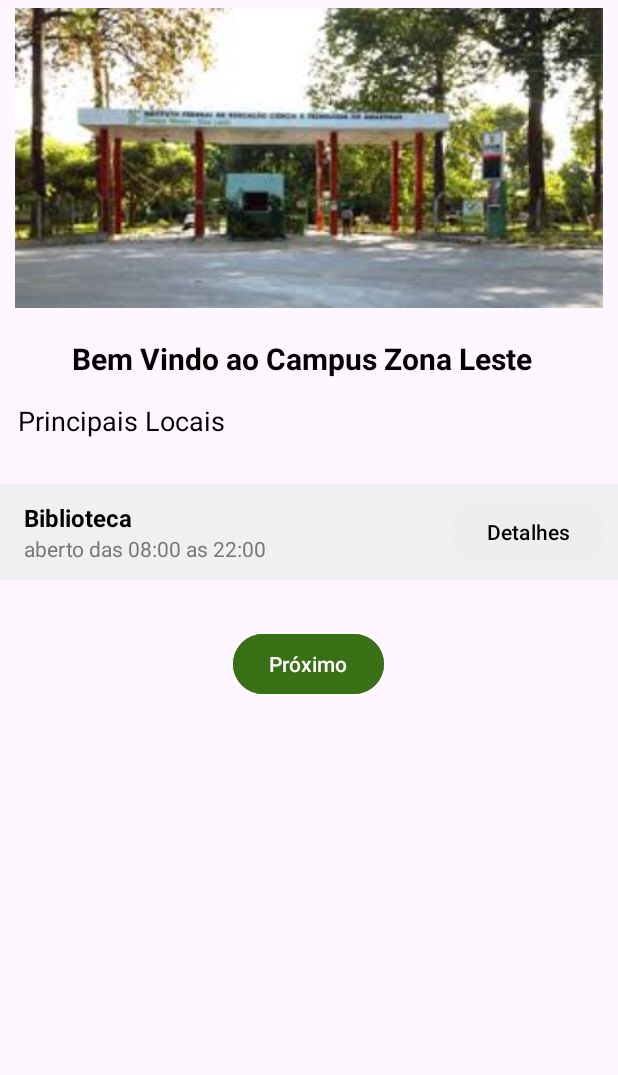
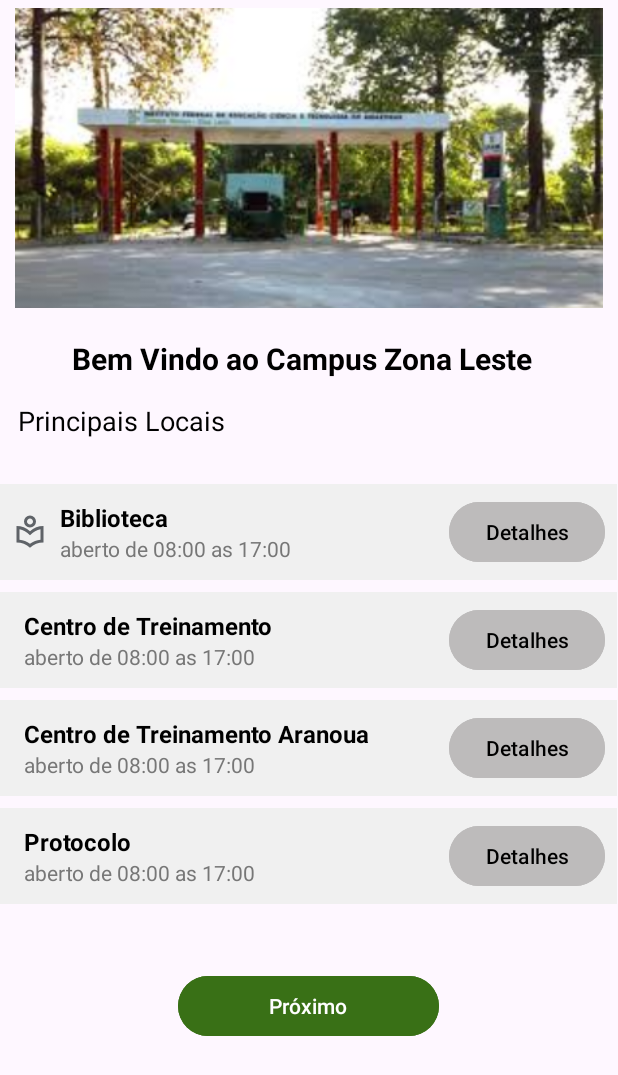
Before and after one commit to FabricioCoelho/Projeto_Mapa_IFAM, an Android app: the MainLocationsActivity screen opened directly, with no data from a screen before it, on a phone screen of 412 x 824 dp. Shown: the top 1075 px of the screen. Run offline under Robolectric (Android 15) with nearby library versions, the phone set to English and light mode, and no system bars.

Commit message:
Atualização com os outros elementos na tela de principais locais.

```diff
--- /dev/null
+++ b/app/src/main/res/drawable/local_library_24dp_5f6368_fill0_wght400_grad0_opsz24.xml
@@ -0,0 +1,9 @@
+<vector xmlns:android="http://schemas.android.com/apk/res/android"
+    android:width="24dp"
+    android:height="24dp"
+    android:viewportWidth="960"
+    android:viewportHeight="960">
+  <path
+      android:pathData="M480,900q-72,-68 -165,-104t-195,-36v-440q101,0 194,36.5T480,462q73,-69 166,-105.5T840,320v440q-103,0 -195.5,36T480,900ZM480,796q63,-47 134,-75t146,-37v-276q-73,13 -143.5,52.5T480,566q-66,-66 -136.5,-105.5T200,408v276q75,9 146,37t134,75ZM480,360q-66,0 -113,-47t-47,-113q0,-66 47,-113t113,-47q66,0 113,47t47,113q0,66 -47,113t-113,47ZM480,280q33,0 56.5,-23.5T560,200q0,-33 -23.5,-56.5T480,120q-33,0 -56.5,23.5T400,200q0,33 23.5,56.5T480,280ZM480,200ZM480,566Z"
+      android:fillColor="#5f6368"/>
+</vector>
--- a/app/src/main/res/layout/activity_main_principais_locais.xml
+++ b/app/src/main/res/layout/activity_main_principais_locais.xml
@@ -12,10 +12,10 @@
     android:padding="16dp"
     android:background="#F8F9FA">
 
+
+
+
     <!-- Imagem de Fundo -->
-
-    <!-- Subtítulo -->
-
     <ImageView
         android:id="@+id/iv_background"
         android:layout_width="match_parent"
@@ -31,7 +31,8 @@
         app:layout_constraintTop_toTopOf="parent"
         tools:ignore="MissingConstraints" />
 
-    <!-- Lista de Locais com Botões de Detalhes -->
+
+    <!-- Subtítulo -->
     <TextView
         android:id="@+id/tv_welcome_campus"
         android:layout_width="wrap_content"
@@ -61,9 +62,13 @@
         app:layout_constraintTop_toBottomOf="@+id/tv_welcome_campus"
         tools:ignore="MissingConstraints" />
 
+    <!-- Lista de Locais com Botões de Detalhes -->
+
+    <!-- Lista de principais -->
     <LinearLayout
-        android:layout_width="match_parent"
-        android:layout_height="wrap_content"
+        android:id="@+id/linearLayout"
+        android:layout_width="411dp"
+        android:layout_height="292dp"
         android:layout_marginTop="30dp"
         android:orientation="vertical"
         app:layout_constraintEnd_toEndOf="parent"
@@ -71,8 +76,7 @@
         app:layout_constraintStart_toStartOf="parent"
         app:layout_constraintTop_toBottomOf="@+id/tv_main_locations"
         tools:ignore="MissingConstraints">
-
-        <!-- Item: Biblioteca -->
+        <!--Item: Biblioteca-->
         <LinearLayout
             android:layout_width="match_parent"
             android:layout_height="wrap_content"
@@ -81,6 +85,11 @@
             android:gravity="center_vertical"
             android:orientation="horizontal"
             android:padding="8dp">
+            <!-- Ícone da biblioteca -->
+            <ImageView
+                android:layout_width="24dp"
+                android:layout_height="24dp"
+                android:src="@drawable/local_library_24dp_5f6368_fill0_wght400_grad0_opsz24"/>
 
             <LinearLayout
                 android:layout_width="0dp"
@@ -100,29 +109,157 @@
                 <TextView
                     android:layout_width="wrap_content"
                     android:layout_height="wrap_content"
-                    android:text="aberto das 08:00 as 22:00"
+                    android:text="aberto de 08:00 as 17:00"
                     android:textColor="#777777"
                     android:textSize="14sp" />
             </LinearLayout>
-
+            <!--Botão detalhes-->
             <Button
+                android:id="@+id/btDetalhesBiblioteca"
                 android:layout_width="wrap_content"
                 android:layout_height="wrap_content"
-                android:backgroundTint="#EEEEEE"
+                android:backgroundTint="#BDBBBB"
+                android:text="Detalhes"
+                android:textColor="#000000" />
+        </LinearLayout>
+        <!-- Item: CT -->
+        <LinearLayout
+            android:layout_width="match_parent"
+            android:layout_height="wrap_content"
+            android:layout_marginBottom="8dp"
+            android:background="#F0F0F0"
+            android:gravity="center_vertical"
+            android:orientation="horizontal"
+            android:padding="8dp">
+            <LinearLayout
+                android:layout_width="0dp"
+                android:layout_height="wrap_content"
+                android:layout_weight="1"
+                android:orientation="vertical"
+                android:paddingStart="8dp">
+
+                <TextView
+                    android:layout_width="wrap_content"
+                    android:layout_height="wrap_content"
+                    android:text="Centro de Treinamento"
+                    android:textColor="#000000"
+                    android:textSize="16sp"
+                    android:textStyle="bold" />
+
+                <TextView
+                    android:layout_width="wrap_content"
+                    android:layout_height="wrap_content"
+                    android:text="aberto de 08:00 as 17:00"
+                    android:textColor="#777777"
+                    android:textSize="14sp" />
+            </LinearLayout>
+            <!--Botão detalhes-->
+            <Button
+                android:id="@+id/btDetalhesCT"
+                android:layout_width="wrap_content"
+                android:layout_height="wrap_content"
+                android:backgroundTint="#BDBBBB"
+                android:text="Detalhes"
+                android:textColor="#000000" />
+        </LinearLayout>
+        <!-- Item: CT Aranoua -->
+        <LinearLayout
+            android:layout_width="match_parent"
+            android:layout_height="wrap_content"
+            android:layout_marginBottom="8dp"
+            android:background="#F0F0F0"
+            android:gravity="center_vertical"
+            android:orientation="horizontal"
+            android:padding="8dp">
+            <LinearLayout
+                android:layout_width="0dp"
+                android:layout_height="wrap_content"
+                android:layout_weight="1"
+                android:orientation="vertical"
+                android:paddingStart="8dp">
+
+                <TextView
+                    android:layout_width="wrap_content"
+                    android:layout_height="wrap_content"
+                    android:text="Centro de Treinamento Aranoua"
+                    android:textColor="#000000"
+                    android:textSize="16sp"
+                    android:textStyle="bold" />
+
+                <TextView
+                    android:layout_width="wrap_content"
+                    android:layout_height="wrap_content"
+                    android:text="aberto de 08:00 as 17:00"
+                    android:textColor="#777777"
+                    android:textSize="14sp" />
+            </LinearLayout>
+            <!--Botão detalhes-->
+            <Button
+                android:id="@+id/btDetalhesCTAranoua"
+                android:layout_width="wrap_content"
+                android:layout_height="wrap_content"
+                android:backgroundTint="#BDBBBB"
+                android:text="Detalhes"
+                android:textColor="#000000" />
+        </LinearLayout>
+        <!-- Item: CT Aranoua -->
+        <LinearLayout
+            android:layout_width="match_parent"
+            android:layout_height="wrap_content"
+            android:layout_marginBottom="8dp"
+            android:background="#F0F0F0"
+            android:gravity="center_vertical"
+            android:orientation="horizontal"
+            android:padding="8dp">
+            <LinearLayout
+                android:layout_width="0dp"
+                android:layout_height="wrap_content"
+                android:layout_weight="1"
+                android:orientation="vertical"
+                android:paddingStart="8dp">
+
+                <TextView
+                    android:layout_width="wrap_content"
+                    android:layout_height="wrap_content"
+                    android:text="Protocolo"
+                    android:textColor="#000000"
+                    android:textSize="16sp"
+                    android:textStyle="bold" />
+
+                <TextView
+                    android:layout_width="wrap_content"
+                    android:layout_height="wrap_content"
+                    android:text="aberto de 08:00 as 17:00"
+                    android:textColor="#777777"
+                    android:textSize="14sp" />
+            </LinearLayout>
+            <!--Botão detalhes-->
+            <Button
+                android:id="@+id/btDetalhesProtocolo"
+                android:layout_width="wrap_content"
+                android:layout_height="wrap_content"
+                android:backgroundTint="#BDBBBB"
                 android:text="Detalhes"
                 android:textColor="#000000" />
         </LinearLayout>
 
-        <!-- Botão "Próximo" -->
-        <Button
-            android:id="@+id/btProximo"
-            android:layout_width="wrap_content"
-            android:layout_height="wrap_content"
-            android:layout_gravity="center_horizontal"
-            android:layout_marginTop="24dp"
-            android:backgroundTint="#397016"
-            android:text="Próximo"
-            android:textColor="#FFFFFF" />
+
     </LinearLayout>
+    <!-- Botão "Próximo" -->
+    <Button
+        android:id="@+id/btProximo"
+        android:layout_width="174dp"
+        android:layout_height="48dp"
+        android:layout_gravity="center_horizontal"
+        android:layout_marginStart="20dp"
+        android:layout_marginTop="32dp"
+        android:layout_marginEnd="20dp"
+        android:backgroundTint="#397016"
+        android:text="Próximo"
+        android:textColor="#FFFFFF"
+        app:layout_constraintEnd_toEndOf="parent"
+        app:layout_constraintHorizontal_bias="0.497"
+        app:layout_constraintStart_toStartOf="parent"
+        app:layout_constraintTop_toBottomOf="@+id/linearLayout" />
 
 </androidx.constraintlayout.widget.ConstraintLayout>
```
Also changed, not shown: 2 other files.
